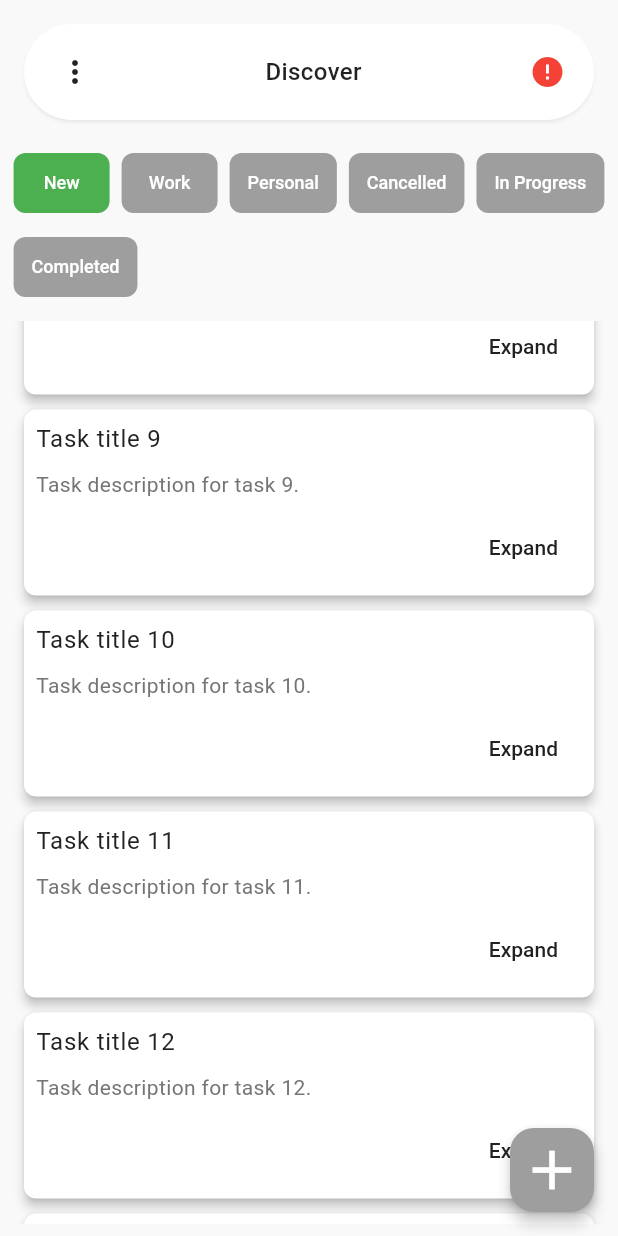
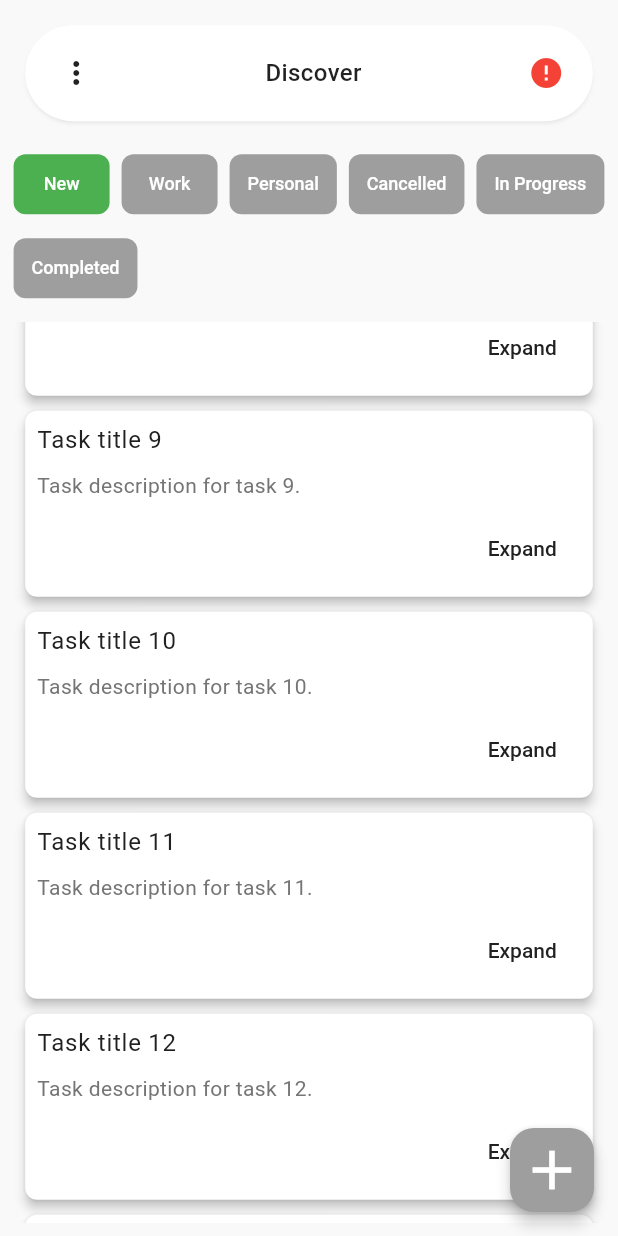
Before and after one commit to MehedisGits/Taskly, a Flutter app: the DashboardScreen screen opened by its route, scrolled down 1152 dp, on a phone screen of 412 x 824 dp. Run offline on Flutter 3.47's test engine with Material 3 defaults, Android fonts, the phone set to English and light mode, and no system bars; our stand-ins replace device_preview, dio, get, shared_preferences; missing offline and left inert: dart_jsonwebtoken; accounts and stored records are empty; network calls fail.

```diff
--- a/lib/views/dashboard.dart
+++ b/lib/views/dashboard.dart
@@ -36,7 +36,7 @@ class DashboardScreen extends StatelessWidget {
       ),
       body: SafeArea(
         child: Padding(
-          padding: EdgeInsets.all(8.0),
+          padding: EdgeInsets.all(8.0 * screenScale(context)),
           child: LayoutBuilder(
             builder: (context, constraints) {
               return Column(
```
